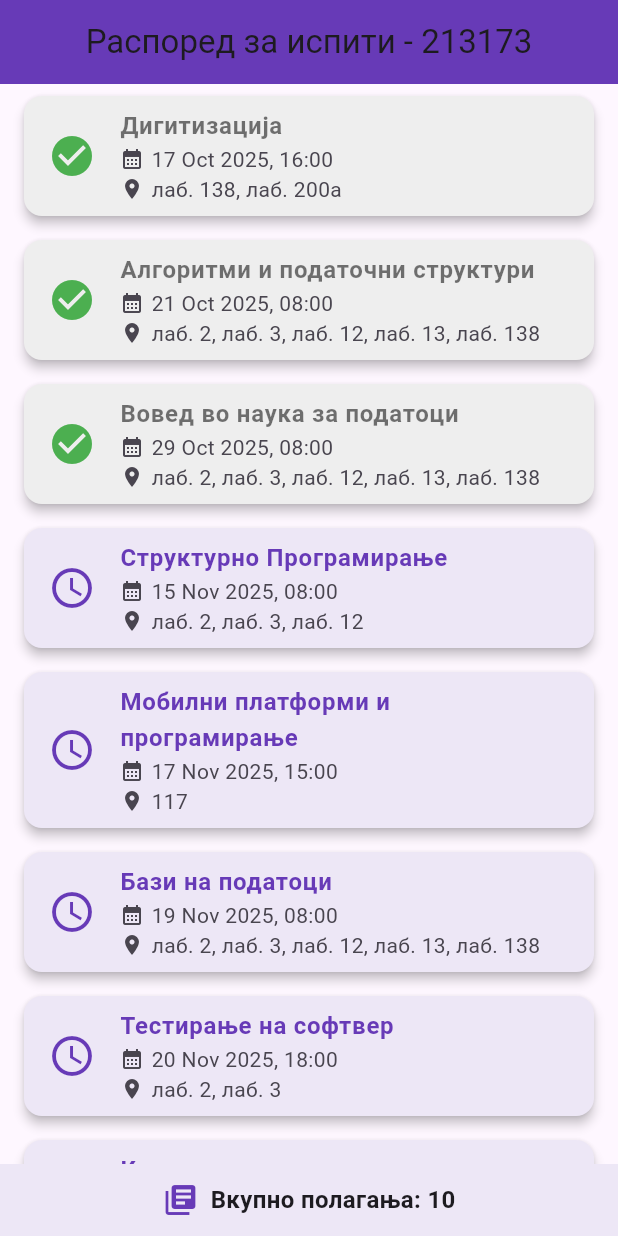
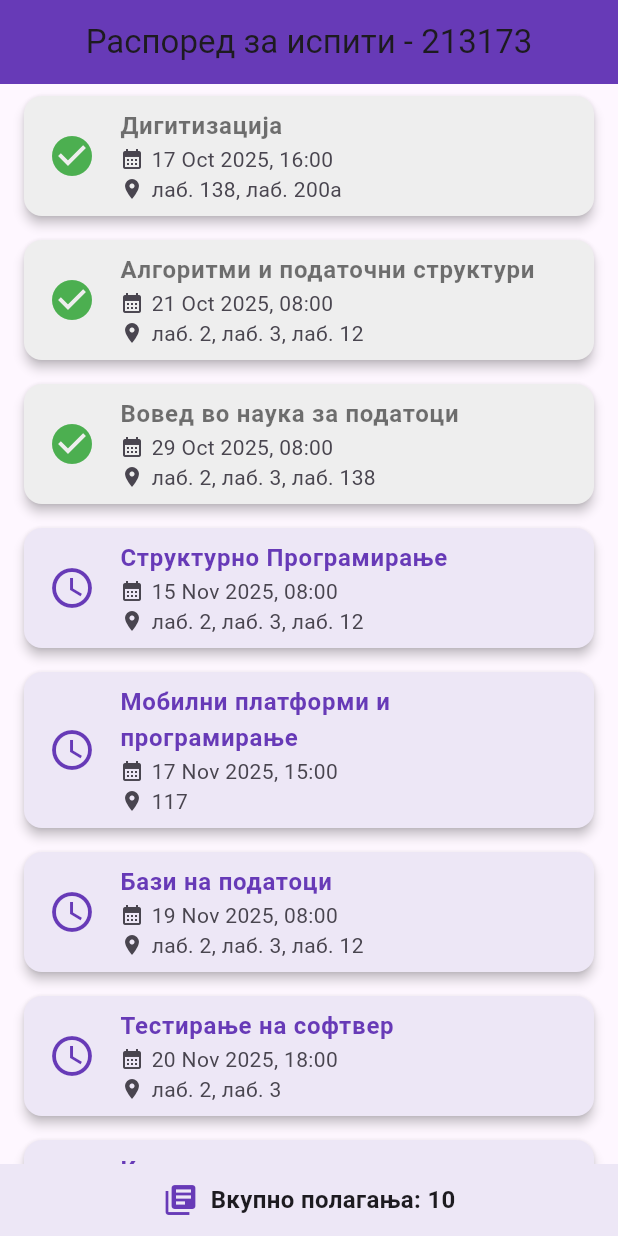
Before and after one commit to janaZografska/lab1MIS, a Flutter app: the screen it shows after launch, on a phone screen of 412 x 824 dp. Run offline on Flutter 3.47's test engine with Material 3 defaults, Android fonts, the phone set to English and light mode, and no system bars.

Commit message:
Mobile App for Exams

```diff
--- a/lib/screens/homeScreen.dart
+++ b/lib/screens/homeScreen.dart
@@ -13,12 +13,12 @@ class HomeScreen extends StatelessWidget {
       Exam(subj: "Структурно Програмирање", dateTime: DateTime(2025, 11, 15, 8, 0), room: ["лаб. 2", "лаб. 3", "лаб. 12"]),
       Exam(subj: "Дигитизација", dateTime: DateTime(2025, 10, 17, 16, 0), room: ["лаб. 138", "лаб. 200а"]),
       Exam(subj: "Мобилни платформи и програмирање", dateTime: DateTime(2025, 11, 17, 15, 0), room: ["117"]),
-      Exam(subj: "Бази на податоци", dateTime: DateTime(2025, 11, 19, 8, 0), room: ["лаб. 2", "лаб. 3", "лаб. 12","лаб. 13", "лаб. 138"]),
+      Exam(subj: "Бази на податоци", dateTime: DateTime(2025, 11, 19, 8, 0), room: ["лаб. 2", "лаб. 3", "лаб. 12"]),
       Exam(subj: "Тестирање на софтвер", dateTime: DateTime(2025, 11, 20, 18, 0), room: ["лаб. 2", "лаб. 3"]),
-      Exam(subj: "Алгоритми и податочни структури", dateTime: DateTime(2025, 10, 21, 8, 0), room: ["лаб. 2", "лаб. 3", "лаб. 12","лаб. 13", "лаб. 138"]),
+      Exam(subj: "Алгоритми и податочни структури", dateTime: DateTime(2025, 10, 21, 8, 0), room: ["лаб. 2", "лаб. 3", "лаб. 12"]),
       Exam(subj: "Калкулус", dateTime: DateTime(2025, 11, 21, 10, 0), room: ["Б2.2", "Б3.2"]),
-      Exam(subj: "Компјутерски мрежи и безбедност", dateTime: DateTime(2025, 11, 22, 8, 0), room: ["лаб. 2", "лаб. 3", "лаб. 12","лаб. 13", "лаб. 138"]),
-      Exam(subj: "Вовед во наука за податоци", dateTime: DateTime(2025, 10, 29, 8, 0), room: ["лаб. 2", "лаб. 3", "лаб. 12","лаб. 13", "лаб. 138"]),
+      Exam(subj: "Компјутерски мрежи и безбедност", dateTime: DateTime(2025, 11, 22, 8, 0), room: ["лаб. 13", "лаб. 138"]),
+      Exam(subj: "Вовед во наука за податоци", dateTime: DateTime(2025, 10, 29, 8, 0), room: ["лаб. 2", "лаб. 3", "лаб. 138"]),
       Exam(subj: "Физика", dateTime: DateTime(2025, 11, 27, 8, 0), room: ["Б2.2"]),
     ];
 
```
